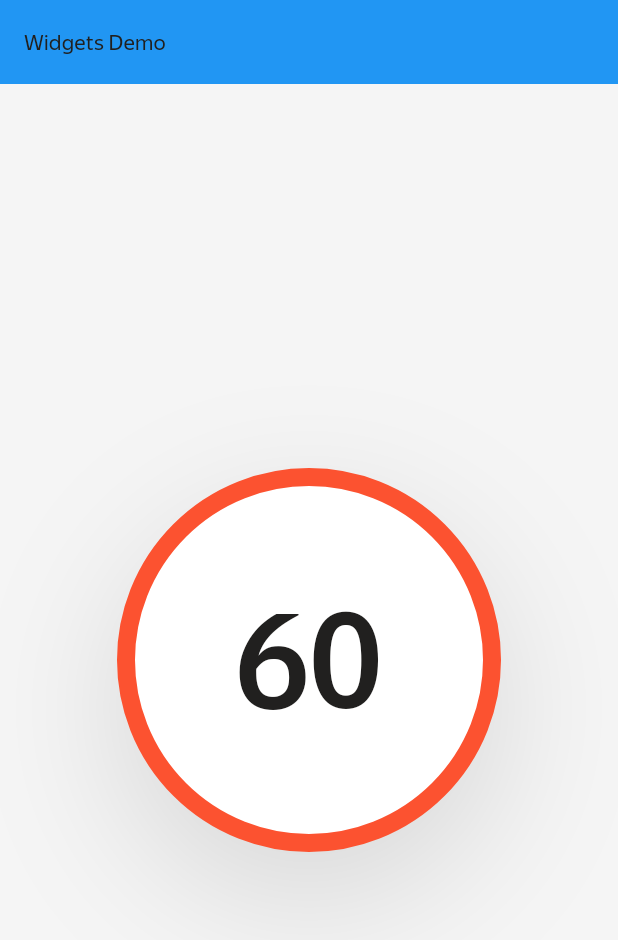
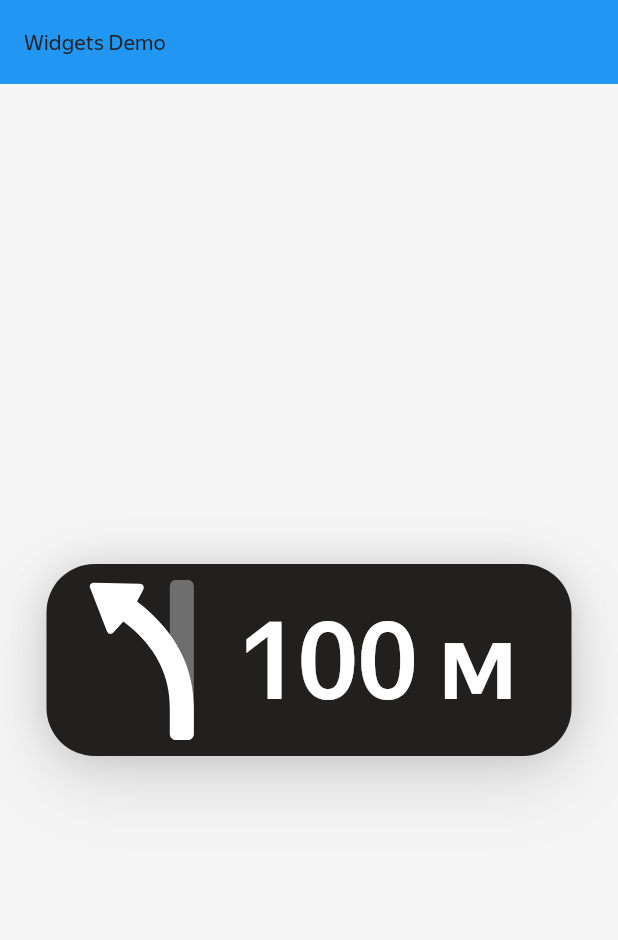
Before and after one commit to ChabanovX/alice-sdk, a Flutter app: the screen it shows after launch, on a phone screen of 412 x 824 dp. Shown: the top 940 px of the screen. Run offline on Flutter 3.47's test engine with Material 3 defaults, Android fonts, the phone set to English and light mode, and no system bars; our stand-ins replace flutter_svg, just_audio, rxdart; project files that could hold a hidden picture were left out.

Commit message:
added TurnWithDistanceWidget

```diff
--- a/mobile/lib/main.dart
+++ b/mobile/lib/main.dart
@@ -26,11 +26,8 @@ class MainApp extends StatelessWidget {
             mainAxisAlignment: MainAxisAlignment.center,
             children: [
               Transform.scale(
-                scale: 4.0,
-                child: const CurrentSpeedLimitWidget(
-                  currentSpeedLimit: 60,
-                  isShown: true, // Можно изменить на false для скрытия
-                ),
+                scale: 2.0,
+                child: const TurnWithDistanceWidget(turnDistance: 100),
               ),
             ],
           ),
--- /dev/null
+++ b/mobile/lib/widgets/turn/turn_with_distance_widget.dart
@@ -0,0 +1,57 @@
+import 'package:flutter/material.dart';
+import 'package:flutter_svg/flutter_svg.dart';
+
+/// Виджет остановки пассажира с желтым фоном и информацией об остановке
+class TurnWithDistanceWidget extends StatelessWidget {
+  const TurnWithDistanceWidget({super.key, required this.turnDistance});
+
+  /// Расстояние до точки
+  final int turnDistance;
+
+  @override
+  Widget build(BuildContext context) {
+    final theme = Theme.of(context);
+
+    return Container(
+      width: 175,
+      height: 64,
+      decoration: BoxDecoration(
+        color: theme.colorScheme.onSurface,
+        borderRadius: BorderRadius.circular(16),
+        boxShadow: [
+          BoxShadow(
+            color: theme.colorScheme.shadow,
+            offset: Offset.zero,
+            blurRadius: 10,
+          ),
+          BoxShadow(
+            color: theme.colorScheme.shadow,
+            offset: Offset(0, 8),
+            blurRadius: 20,
+          ),
+        ],
+      ),
+      child: Row(
+        children: [
+          // Иконка поворота
+          Padding(
+            padding: const EdgeInsets.symmetric(vertical: 5.0, horizontal: 14),
+            child: SvgPicture.asset(
+              'assets/icons/turn_left_sign_without_back.svg',
+              width: 36,
+              height: 54,
+            ),
+          ),
+          // Колонка с текстом
+          Text(
+            "$turnDistance м",
+            style: theme.textTheme.displaySmall?.copyWith(
+              fontWeight: FontWeight.w500,
+              color: theme.colorScheme.surface,
+            ),
+          ),
+        ],
+      ),
+    );
+  }
+}
--- a/mobile/lib/widgets/widgets.dart
+++ b/mobile/lib/widgets/widgets.dart
@@ -6,3 +6,4 @@ export 'control/control_offline_widget.dart';
 export 'control/control_online_widget.dart';
 export 'speed/current_speed_widget.dart';
 export 'speed/current_speed_limit_widget.dart';
+export 'turn/turn_with_distance_widget.dart';
```
Also changed, not shown: mobile/assets/icons/turn_left_sign_without_back.svg (added).
